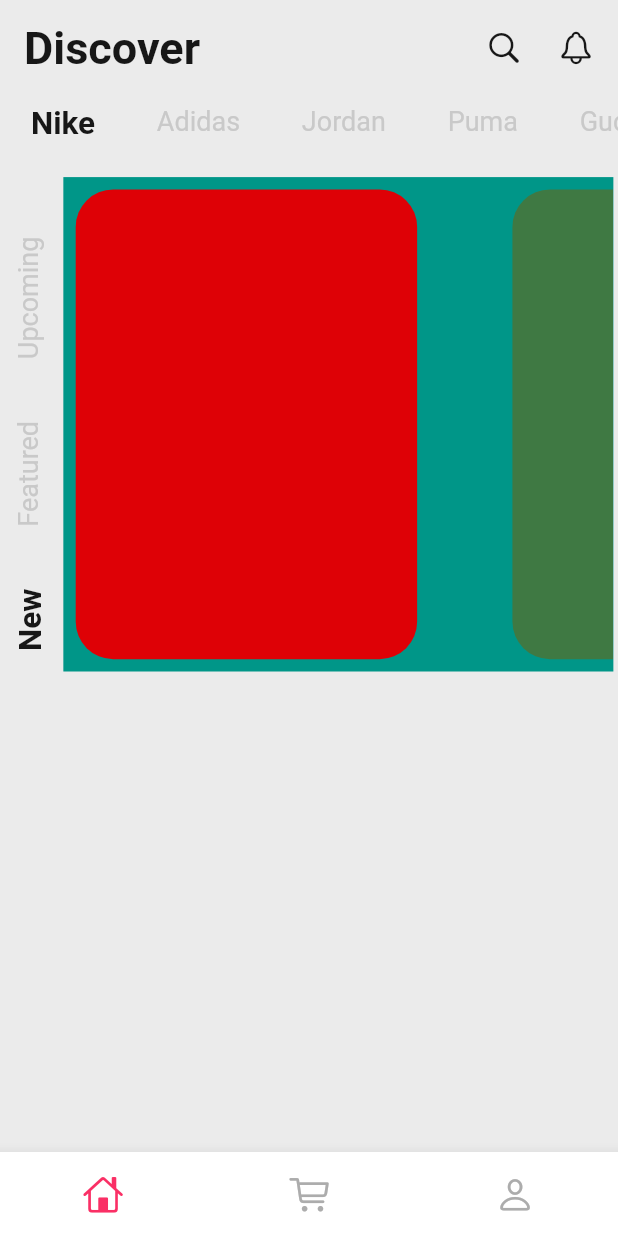
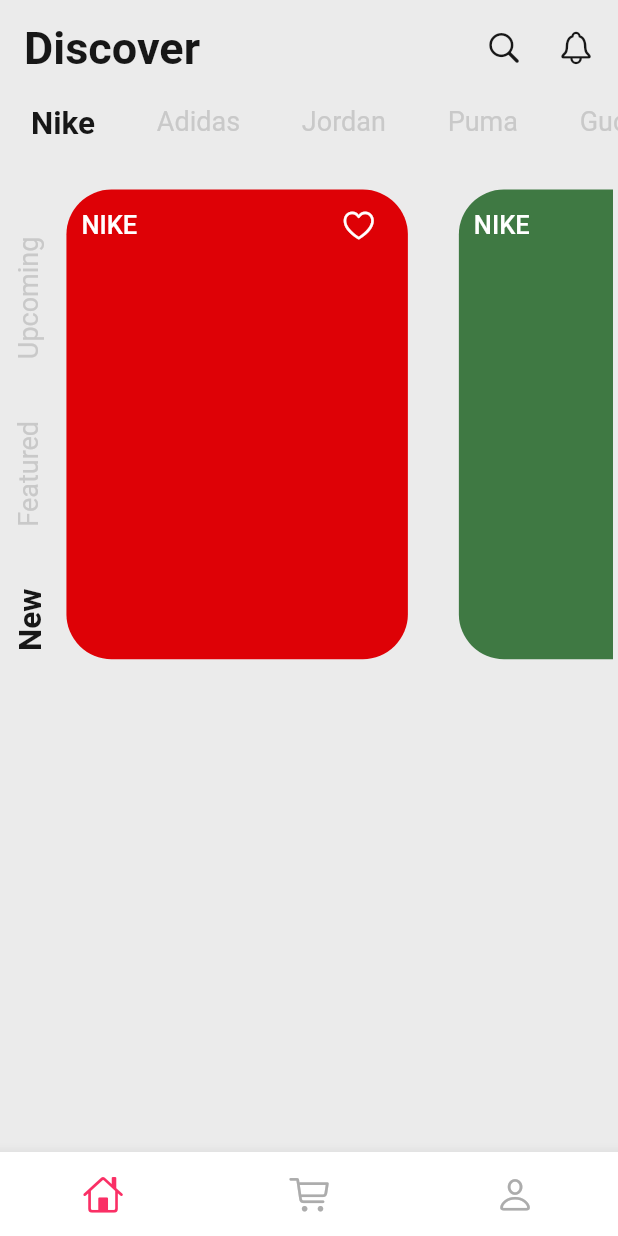
Before and after one commit to Aamirkhan55/shoes_app, a Flutter app: the screen it shows after launch, on a phone screen of 412 x 824 dp. Run offline on Flutter 3.47's test engine with Material 2 defaults, Android fonts, the phone set to English and light mode, and no system bars; drawn by our look-alikes of custom_navigation_bar; our stand-ins replace font_awesome_flutter.

```diff
--- a/lib/view/home/home_screen.dart
+++ b/lib/view/home/home_screen.dart
@@ -1,6 +1,8 @@
+import 'package:flutter/cupertino.dart';
 import 'package:flutter/material.dart';
 import 'package:shoes_app/data/dummy_data.dart';
 import 'package:shoes_app/model/shoe_model.dart';
+import 'package:shoes_app/theme/custom_app_theme.dart';
 import 'package:shoes_app/utils/constants.dart';
 import 'package:shoes_app/view/home/components/appBar.dart';
 
@@ -66,10 +68,9 @@ class _HomeScreenState extends State<HomeScreen> {
                         }),
                   ),
                 ),
-                Container(
+                SizedBox(
                   width: size.width * 0.89,
                   height: size.height * 0.4,
-                  color: Colors.teal,
                   child: ListView.builder(
                     scrollDirection:  Axis.horizontal,
                     physics: const BouncingScrollPhysics(),
@@ -79,17 +80,41 @@ class _HomeScreenState extends State<HomeScreen> {
                       return GestureDetector(
                         onTap: () {},
                         child: Container(
-                          margin: EdgeInsets.all(size.height * 0.01),
-                          width: size.width / 1.5,
+                          margin: EdgeInsets.symmetric(
+                            horizontal: size.width * 0.005,
+                            vertical: size.height * 0.01,
+                          ),
+                          width: size.width / 1.6,
                           child: Stack(
                             children: [
                               Container(
                                 width: size.width/1.81,
                                 decoration:  BoxDecoration(
                                   color: model.modelColor,
-                                  borderRadius: BorderRadius.circular(25),
+                                  borderRadius: BorderRadius.circular(30),
                                 ),
-                              )
+                              ),
+                             Positioned(
+                                left: 10,
+                                child: Row(
+                                  children: [
+                                  Text(
+                                    model.name,
+                                    style: AppThemes.homeProductName,
+                                    ),
+                                   SizedBox(
+                                    width: size.width * 0.3,
+                                  ),
+                                  IconButton(
+                                    onPressed: () {},
+                                    icon: const Icon(
+                                      CupertinoIcons.heart,
+                                      color: Colors.white,
+                                      ),
+                                    ),
+                                  ],
+                                )
+                                )
                             ],
                           ),
                         ),
```
